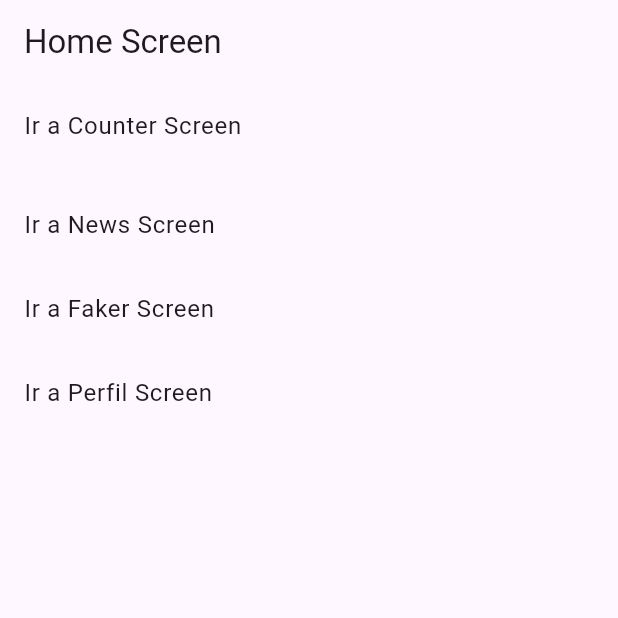
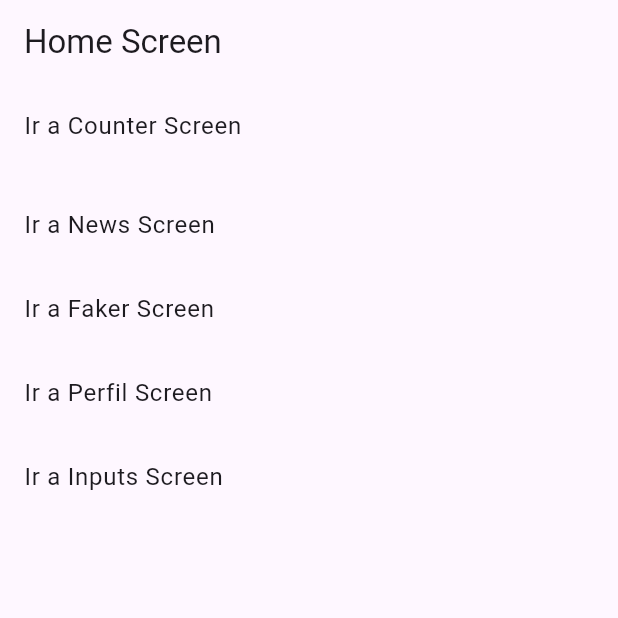
Before and after one commit to HazielCC/flutter_curso_bases, a Flutter app: the screen it shows after launch, on a phone screen of 412 x 824 dp, the top half of it. Run offline on Flutter 3.47's test engine with Material 3 defaults, Android fonts, the phone set to English and light mode, and no system bars; our stand-ins replace faker, logger.

Commit message:
feat: Añadir pantalla de Inputs y actualizar navegación en la pantalla de inicio

```diff
--- a/lib/main.dart
+++ b/lib/main.dart
@@ -2,6 +2,7 @@ import 'package:flutter/material.dart';
 import 'package:flutter_curso_bases/screens/counter/counter_screen.dart';
 import 'package:flutter_curso_bases/screens/faker/faker_screen.dart';
 import 'package:flutter_curso_bases/screens/home_screen.dart';
+import 'package:flutter_curso_bases/screens/inputs/textfields.dart';
 import 'package:flutter_curso_bases/screens/news/news_screen.dart';
 import 'package:flutter_curso_bases/screens/perfil/perfil.dart';
 
@@ -30,6 +31,7 @@ class MyApp extends StatelessWidget {
         '/news': (context) => const NewsScreen(),
         '/faker': (context) => const FakerScreen(),
         '/perfil': (context) => const PerfilScreen(),
+        '/inputs': (context) => const Inputs(),
       },
       debugShowCheckedModeBanner: false,
     );
--- a/lib/screens/home_screen.dart
+++ b/lib/screens/home_screen.dart
@@ -45,6 +45,14 @@ class Home extends StatelessWidget {
               Navigator.pushNamed(context, '/perfil');
             },
           ),
+
+          ListTile(
+            title: const Text('Ir a Inputs Screen'),
+            onTap: () {
+              logger.d('Navegando a Inputs Screen');
+              Navigator.pushNamed(context, '/inputs');
+            },
+          ),
         ],
       ),
     );
```
Also changed, not shown: lib/screens/inputs/textfields.dart (added, +33 -0 lines).
